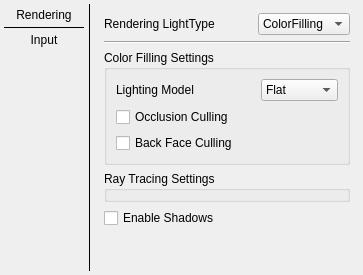
First picture: the form in Gui/src/Frames/SettingsFrame/SettingsWidget/SettingsWidget.ui, repository RullDeef/cw-1, before the edit.
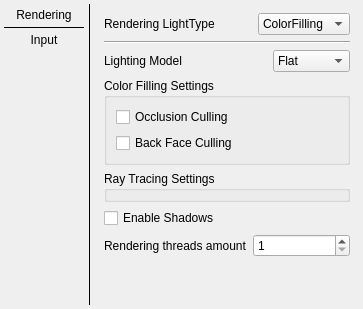
Second picture: the form after the edit.

Patch:
```diff
--- a/Gui/src/Frames/SettingsFrame/SettingsWidget/SettingsWidget.ui
+++ b/Gui/src/Frames/SettingsFrame/SettingsWidget/SettingsWidget.ui
@@ -7,7 +7,7 @@
     <x>0</x>
     <y>0</y>
     <width>363</width>
-    <height>275</height>
+    <height>309</height>
    </rect>
   </property>
   <property name="windowTitle">
@@ -135,12 +135,6 @@
         </widget>
        </item>
        <item>
-        <widget class="QGroupBox" name="colorFillingGroupBox">
-         <property name="title">
-          <string>Color Filling Settings</string>
-         </property>
-         <layout class="QVBoxLayout" name="verticalLayout_2">
-          <item>
            <layout class="QHBoxLayout" name="horizontalLayout_3">
             <item>
              <widget class="QLabel" name="label_2">
@@ -177,6 +171,12 @@
            </layout>
           </item>
           <item>
+        <widget class="QGroupBox" name="colorFillingGroupBox">
+         <property name="title">
+          <string>Color Filling Settings</string>
+         </property>
+         <layout class="QVBoxLayout" name="verticalLayout_2">
+          <item>
            <widget class="QCheckBox" name="occlusionCullingCheckBox">
             <property name="text">
              <string>Occlusion Culling</string>
@@ -207,6 +207,33 @@
          </property>
         </widget>
        </item>
+       <item>
+        <layout class="QHBoxLayout" name="horizontalLayout_4">
+         <item>
+          <widget class="QLabel" name="label_3">
+           <property name="text">
+            <string>Rendering threads amount</string>
+           </property>
+          </widget>
+         </item>
+         <item>
+          <widget class="QSpinBox" name="threadsCountSpinBox">
+           <property name="autoFillBackground">
+            <bool>false</bool>
+           </property>
+           <property name="showGroupSeparator" stdset="0">
+            <bool>false</bool>
+           </property>
+           <property name="minimum">
+            <number>1</number>
+           </property>
+           <property name="maximum">
+            <number>12</number>
+           </property>
+          </widget>
+         </item>
+        </layout>
+       </item>
        <item>
         <spacer name="verticalSpacer_2">
          <property name="orientation">
```
Lines whose indentation alone changed are shown as unchanged.
